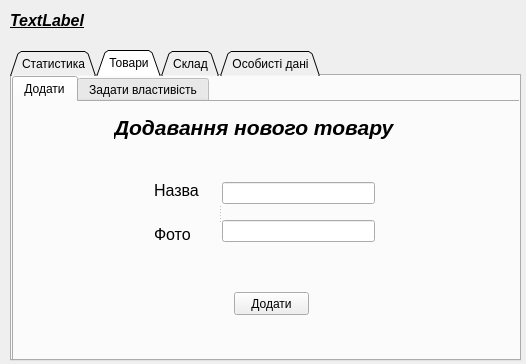
Above: e-shop/manager.ui from Andrii97/shop before the change. Below: the same form after it.
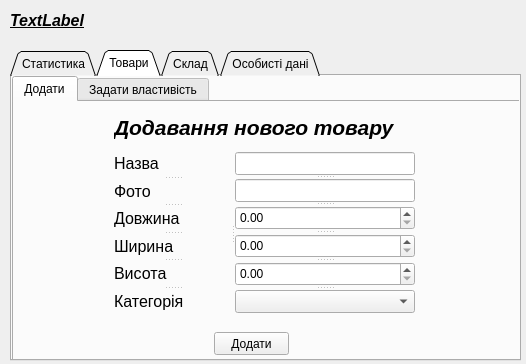
That is the form after the change. The open tabs and pages were chosen to show the change.

Patch:
```diff
--- a/e-shop/manager.ui
+++ b/e-shop/manager.ui
@@ -84,68 +84,86 @@
         <string>&lt;html&gt;&lt;head/&gt;&lt;body&gt;&lt;p&gt;&lt;span style=&quot; font-size:16pt; font-weight:600; font-style:italic;&quot;&gt;Додавання нового товару&lt;/span&gt;&lt;/p&gt;&lt;/body&gt;&lt;/html&gt;</string>
        </property>
       </widget>
+      <widget class="QPushButton" name="CreateNewProduct">
+       <property name="geometry">
+        <rect>
+         <x>200</x>
+         <y>230</y>
+         <width>75</width>
+         <height>23</height>
+        </rect>
+       </property>
+       <property name="text">
+        <string>Додати</string>
+       </property>
+      </widget>
+      <widget class="QSplitter" name="splitter_14">
+       <property name="geometry">
+        <rect>
+         <x>100</x>
+         <y>50</y>
+         <width>301</width>
+         <height>161</height>
+        </rect>
+       </property>
+       <property name="orientation">
+        <enum>Qt::Horizontal</enum>
+       </property>
       <widget class="QSplitter" name="splitter_7">
-       <property name="geometry">
-        <rect>
-         <x>140</x>
-         <y>70</y>
-         <width>221</width>
-         <height>81</height>
-        </rect>
-       </property>
        <property name="orientation">
-        <enum>Qt::Horizontal</enum>
-       </property>
-       <widget class="QWidget" name="layoutWidget">
-        <layout class="QVBoxLayout" name="verticalLayout">
-         <item>
+         <enum>Qt::Vertical</enum>
+        </property>
           <widget class="QLabel" name="label_3">
            <property name="text">
             <string>&lt;html&gt;&lt;head/&gt;&lt;body&gt;&lt;p&gt;&lt;span style=&quot; font-size:12pt;&quot;&gt;Назва&lt;/span&gt;&lt;/p&gt;&lt;/body&gt;&lt;/html&gt;</string>
            </property>
           </widget>
-         </item>
-         <item>
           <widget class="QLabel" name="label_4">
            <property name="text">
             <string>&lt;html&gt;&lt;head/&gt;&lt;body&gt;&lt;p&gt;&lt;span style=&quot; font-size:12pt;&quot;&gt;Фото&lt;/span&gt;&lt;/p&gt;&lt;/body&gt;&lt;/html&gt;</string>
            </property>
           </widget>
-         </item>
-        </layout>
-       </widget>
-       <widget class="QWidget" name="layoutWidget_2">
-        <layout class="QVBoxLayout" name="verticalLayout_2">
-         <item>
+        <widget class="QLabel" name="LLength">
+         <property name="text">
+          <string>&lt;html&gt;&lt;head/&gt;&lt;body&gt;&lt;p&gt;&lt;span style=&quot; font-size:12pt;&quot;&gt;Довжина&lt;/span&gt;&lt;/p&gt;&lt;/body&gt;&lt;/html&gt;</string>
+         </property>
+        </widget>
+        <widget class="QLabel" name="LWidth">
+         <property name="text">
+          <string>&lt;html&gt;&lt;head/&gt;&lt;body&gt;&lt;p&gt;&lt;span style=&quot; font-size:12pt;&quot;&gt;Ширина&lt;/span&gt;&lt;/p&gt;&lt;/body&gt;&lt;/html&gt;</string>
+         </property>
+        </widget>
+        <widget class="QLabel" name="LHeight">
+         <property name="text">
+          <string>&lt;html&gt;&lt;head/&gt;&lt;body&gt;&lt;p&gt;&lt;span style=&quot; font-size:12pt;&quot;&gt;Висота&lt;/span&gt;&lt;/p&gt;&lt;/body&gt;&lt;/html&gt;</string>
+         </property>
+        </widget>
+        <widget class="QLabel" name="LCategory">
+         <property name="text">
+          <string>&lt;html&gt;&lt;head/&gt;&lt;body&gt;&lt;p&gt;&lt;span style=&quot; font-size:12pt;&quot;&gt;Категорія&lt;/span&gt;&lt;/p&gt;&lt;/body&gt;&lt;/html&gt;</string>
+         </property>
+        </widget>
+       </widget>
+       <widget class="QSplitter" name="splitter_13">
+        <property name="orientation">
+         <enum>Qt::Vertical</enum>
+        </property>
           <widget class="QLineEdit" name="TName">
            <property name="styleSheet">
             <string notr="true">font: 75 italic 12pt &quot;MS Shell Dlg 2&quot;;</string>
            </property>
           </widget>
-         </item>
-         <item>
           <widget class="QLineEdit" name="TPhoto">
            <property name="styleSheet">
             <string notr="true">font: 75 italic 12pt &quot;MS Shell Dlg 2&quot;;</string>
            </property>
           </widget>
-         </item>
-        </layout>
+        <widget class="QDoubleSpinBox" name="dSpinBoxLength"/>
+        <widget class="QDoubleSpinBox" name="dSpinBoxWidth"/>
+        <widget class="QDoubleSpinBox" name="dSpinBoxHeight"/>
+        <widget class="QComboBox" name="CCategory"/>
        </widget>
       </widget>
-      <widget class="QPushButton" name="pushButton">
-       <property name="geometry">
-        <rect>
-         <x>220</x>
-         <y>190</y>
-         <width>75</width>
-         <height>23</height>
-        </rect>
-       </property>
-       <property name="text">
-        <string>Додати</string>
-       </property>
-      </widget>
      </widget>
      <widget class="QWidget" name="set_properties">
       <attribute name="title">
```
Left out of the diff: 22 changed lines with no effect on the pictures. Lines whose indentation alone changed are shown as unchanged.
